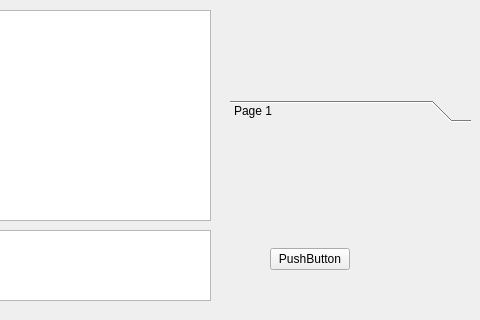
rogorido/qtpredicadores, file gui/dlgresoluciones.ui: the form before one commit; both pictures show x 480 to 960 and y 0 to 320 of the 960 by 578 pixel window.
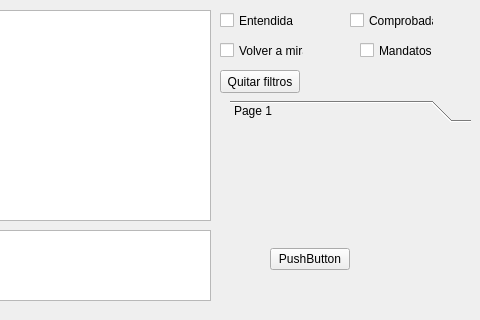
The form after the commit. The open tabs and pages were chosen to show the change. Custom widgets are drawn as their Qt base class.

Commit message: Menores de GUI

```diff
--- a/gui/dlgresoluciones.ui
+++ b/gui/dlgresoluciones.ui
@@ -306,6 +306,71 @@
     <string>Filtro no activo</string>
    </property>
   </widget>
+  <widget class="QCheckBox" name="ckEntendida">
+   <property name="geometry">
+    <rect>
+     <x>700</x>
+     <y>10</y>
+     <width>84</width>
+     <height>21</height>
+    </rect>
+   </property>
+   <property name="text">
+    <string>Entendida</string>
+   </property>
+  </widget>
+  <widget class="QCheckBox" name="ckComprobada">
+   <property name="geometry">
+    <rect>
+     <x>830</x>
+     <y>10</y>
+     <width>84</width>
+     <height>21</height>
+    </rect>
+   </property>
+   <property name="text">
+    <string>Comprobada</string>
+   </property>
+  </widget>
+  <widget class="QCheckBox" name="ckVolverMirar">
+   <property name="geometry">
+    <rect>
+     <x>700</x>
+     <y>40</y>
+     <width>84</width>
+     <height>21</height>
+    </rect>
+   </property>
+   <property name="text">
+    <string>Volver a mirar</string>
+   </property>
+  </widget>
+  <widget class="QPushButton" name="btQuitarFiltros">
+   <property name="geometry">
+    <rect>
+     <x>700</x>
+     <y>70</y>
+     <width>80</width>
+     <height>23</height>
+    </rect>
+   </property>
+   <property name="text">
+    <string>Quitar filtros</string>
+   </property>
+  </widget>
+  <widget class="QCheckBox" name="ckMandatos">
+   <property name="geometry">
+    <rect>
+     <x>840</x>
+     <y>40</y>
+     <width>84</width>
+     <height>21</height>
+    </rect>
+   </property>
+   <property name="text">
+    <string>Mandatos</string>
+   </property>
+  </widget>
  </widget>
  <customwidgets>
   <customwidget>
```
Left out of the diff: 8 changed lines with no effect on the pictures.
